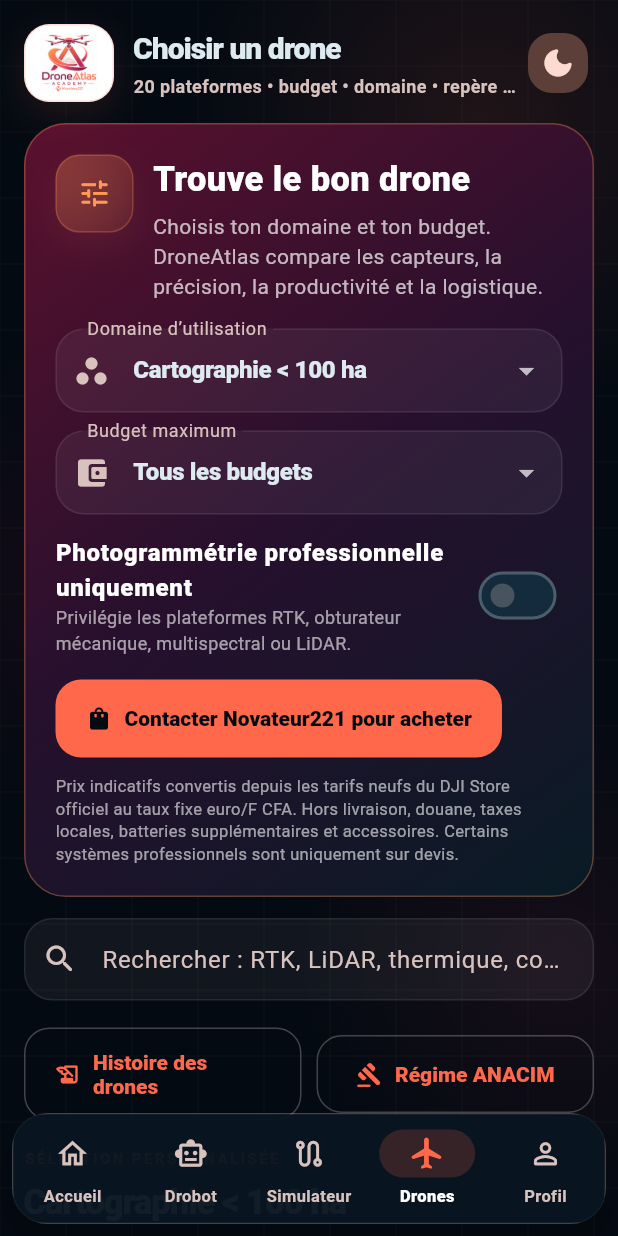
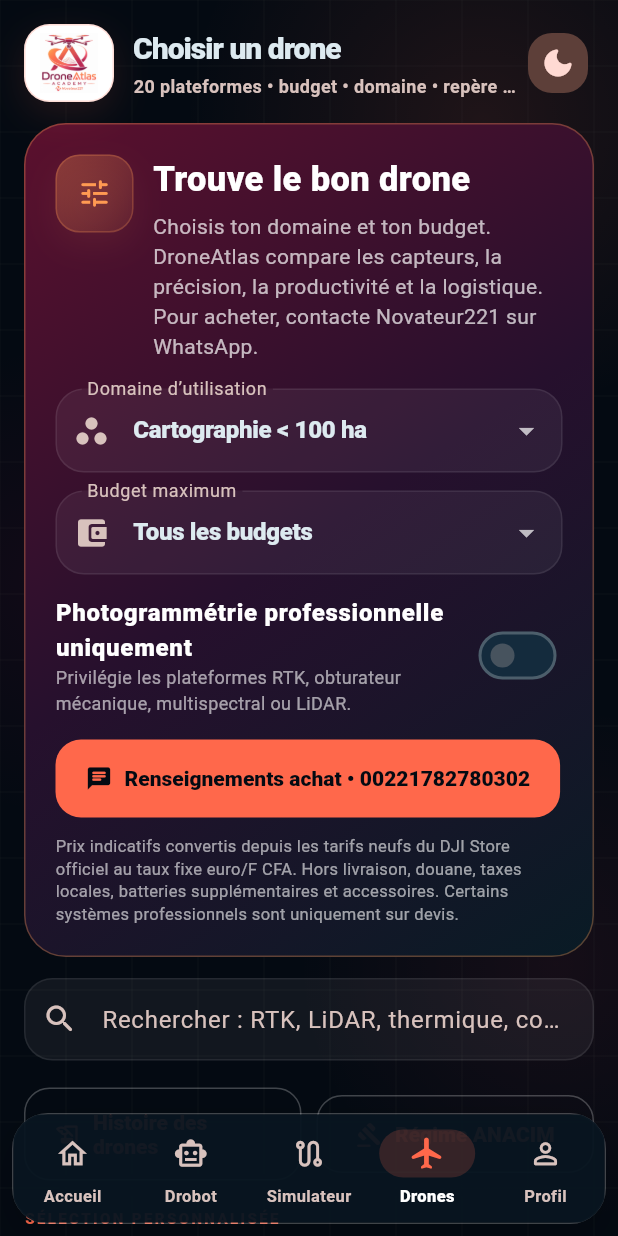
Before and after one commit to yoonbuwoor/NOVDAC, a Flutter app: the MainShell screen opened directly with empty values, item 4 of the bottom bar chosen, on a phone screen of 412 x 824 dp. Run offline on Flutter 3.47's test engine with Material 3 defaults, Android fonts, the phone set to English and light mode, and no system bars; our stand-ins replace flutter_local_notifications, geolocator, shared_preferences; missing offline and left inert: workmanager; accounts and stored records are empty; statements that could not run were skipped.

Commit message:
Add files via upload

```diff
--- a/lib/screens/drone_catalog_screen.dart
+++ b/lib/screens/drone_catalog_screen.dart
@@ -8,8 +8,17 @@
 import 'drone_history_screen.dart';
 import 'regulation_screen.dart';
 
-const _droneAtlasGroupUrl =
-    'https://chat.whatsapp.com/Gs67DpOSATw27HPzl8uq3u?s=sh&p=a&ilr=1';
+// WhatsApp attend le numéro international sans le préfixe 00.
+const _novateur221SalesPhone = '221782780302';
+const _novateur221SalesPhoneDisplay = '00221782780302';
+
+String _novateur221SalesWhatsAppUrl([String? droneName]) {
+  final subject = droneName == null ? 'un drone DJI' : droneName;
+  final message =
+      'Bonjour Novateur221, je souhaite recevoir des renseignements sur '
+      'l’achat et la disponibilité de $subject via DroneAtlas Academy.';
+  return 'https://wa.me/$_novateur221SalesPhone?text=${Uri.encodeComponent(message)}';
+}
 
 class DroneCatalogScreen extends StatefulWidget {
   const DroneCatalogScreen({
@@ -106,7 +115,7 @@
                   onBudgetChanged: (value) => setState(() => _budget = value),
                   onMappingChanged: (value) =>
                       setState(() => _mappingOnly = value),
-                  onContact: () => _open(_droneAtlasGroupUrl),
+                  onContact: () => _open(_novateur221SalesWhatsAppUrl()),
                 ),
               ),
             ),
@@ -280,7 +289,7 @@
         onOpenOfficial: drone.officialProductUrl == null
             ? null
             : () => _open(drone.officialProductUrl!),
-        onContact: () => _open(_droneAtlasGroupUrl),
+        onContact: () => _open(_novateur221SalesWhatsAppUrl(drone.name)),
       ),
     );
   }
@@ -340,7 +349,7 @@
                     ),
                     SizedBox(height: 5),
                     Text(
-                      'Choisis ton domaine et ton budget. DroneAtlas compare les capteurs, la précision, la productivité et la logistique.',
+                      'Choisis ton domaine et ton budget. DroneAtlas compare les capteurs, la précision, la productivité et la logistique. Pour acheter, contacte Novateur221 sur WhatsApp.',
                       style: TextStyle(color: Colors.white70, height: 1.42),
                     ),
                   ],
@@ -399,8 +408,8 @@
           const SizedBox(height: 8),
           FilledButton.icon(
             onPressed: onContact,
-            icon: const Icon(Icons.shopping_bag_rounded),
-            label: const Text('Contacter Novateur221 pour acheter'),
+            icon: const Icon(Icons.chat_rounded),
+            label: Text('Renseignements achat • $_novateur221SalesPhoneDisplay'),
           ),
           const SizedBox(height: 12),
           const Text(
@@ -738,7 +747,7 @@
                 const SizedBox(height: 7),
                 Text(
                   drone.priceNote.isEmpty
-                      ? 'Prix et disponibilité à confirmer auprès du fabricant ou du fournisseur.'
+                      ? 'Prix et disponibilité à confirmer. Contacte Novateur221 au 00221782780302 via WhatsApp.'
                       : drone.priceNote,
                   style: TextStyle(
                     color: Theme.of(context).colorScheme.onSurfaceVariant,
@@ -791,8 +800,8 @@
           const SizedBox(height: 18),
           FilledButton.icon(
             onPressed: onContact,
-            icon: const Icon(Icons.shopping_bag_rounded),
-            label: const Text('Demander achat / disponibilité à Novateur221'),
+            icon: const Icon(Icons.chat_rounded),
+            label: Text('WhatsApp achat • $_novateur221SalesPhoneDisplay'),
           ),
           if (onOpenOfficial != null) ...[
             const SizedBox(height: 10),
```
